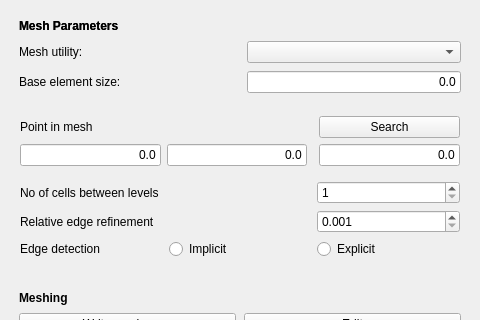
The window that Gui/TaskPanelCfdMesh.ui (jaheyns/CfdOF) describes before a commit, drawn with Qt 5; both pictures show x 0 to 480 and y 0 to 320 of the 480 by 856 pixel window.
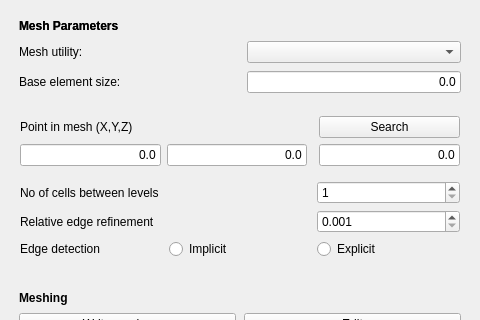
The same window after the commit. Custom widgets are drawn as their Qt base class.

```diff
--- a/Gui/TaskPanelCfdMesh.ui
+++ b/Gui/TaskPanelCfdMesh.ui
@@ -241,7 +241,7 @@
          </font>
         </property>
         <property name="text">
-         <string>Point in mesh</string>
+         <string>Point in mesh (X,Y,Z)</string>
         </property>
        </widget>
       </item>
```
